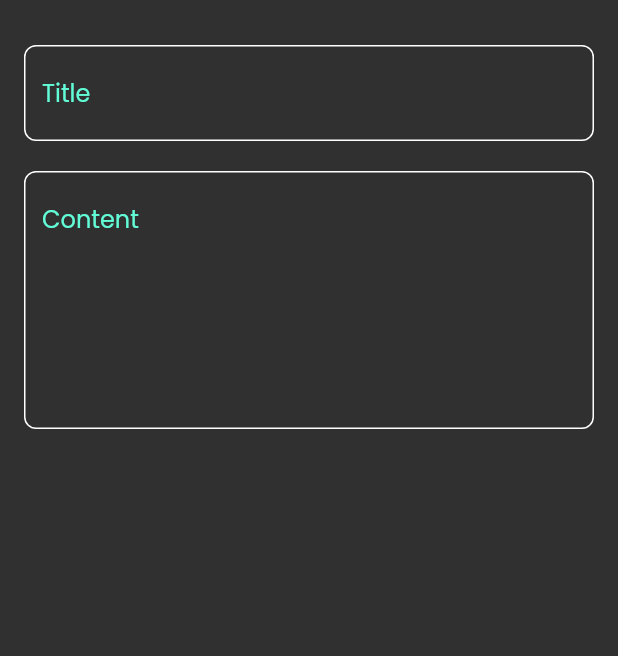
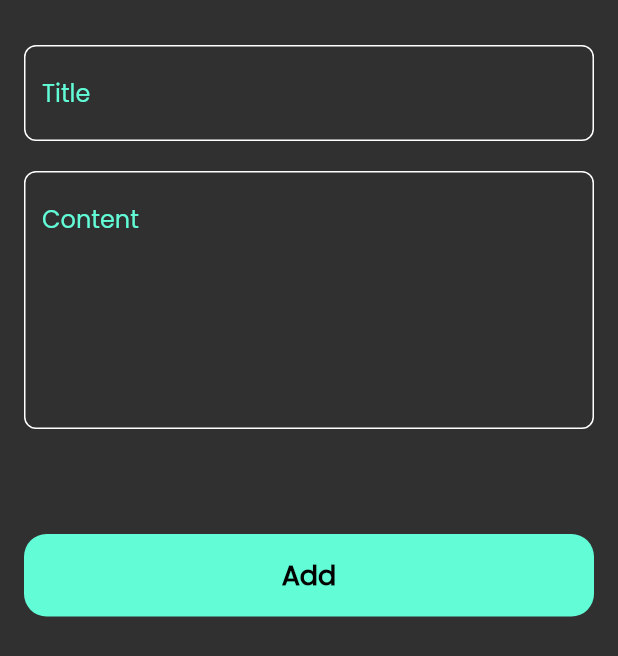
Before and after one commit to AsmaaEs/notes_app, a Flutter app: the AddNoteBottomSheet widget shown alone on an empty page, opened directly, on a phone screen of 412 x 824 dp. Shown: the top 656 px of the screen. Run offline on Flutter 3.47's test engine with Material 2 defaults, Android fonts, the phone set to English and light mode, and no system bars; our stand-ins replace font_awesome_flutter.

Commit message:
finish notes bottom sheet

```diff
--- a/lib/views/widgets/add_notes_bottom_sheet.dart
+++ b/lib/views/widgets/add_notes_bottom_sheet.dart
@@ -1,4 +1,5 @@
 import 'package:flutter/material.dart';
+import 'package:notes_app/views/widgets/custom_button.dart';
 import 'package:notes_app/views/widgets/custom_text_field.dart';
 
 class AddNoteBottomSheet extends StatelessWidget {
@@ -8,6 +9,7 @@ class AddNoteBottomSheet extends StatelessWidget {
   Widget build(BuildContext context) {
     return const Padding(
       padding: EdgeInsets.symmetric(horizontal: 16.0),
+      child: SingleChildScrollView(
         child: Column(
           children: [
             SizedBox(
@@ -17,8 +19,16 @@ class AddNoteBottomSheet extends StatelessWidget {
             SizedBox(
               height: 20,
             ),
-          CustomtextField(title: 'Content', maxLines: 6)
+            CustomtextField(title: 'Content', maxLines: 6),
+            SizedBox(
+              height: 70,
+            ),
+            CustomButton(),
+            SizedBox(
+              height: 30,
+            ),
           ],
+        ),
       ),
     );
   }
--- /dev/null
+++ b/lib/views/widgets/custom_button.dart
@@ -0,0 +1,22 @@
+import 'package:flutter/material.dart';
+import 'package:notes_app/constants.dart';
+
+class CustomButton extends StatelessWidget {
+  const CustomButton({super.key});
+
+  @override
+  Widget build(BuildContext context) {
+    return Container(
+      decoration: BoxDecoration(
+          borderRadius: BorderRadius.circular(15), color: kPrimaryColor),
+      width: MediaQuery.of(context).size.width,
+      height: 55,
+      child: const Center(
+          child: Text(
+        'Add',
+        style: TextStyle(
+            color: Colors.black, fontSize: 18, fontWeight: FontWeight.bold),
+      )),
+    );
+  }
+}
```
Lines whose indentation alone changed are shown as unchanged.
